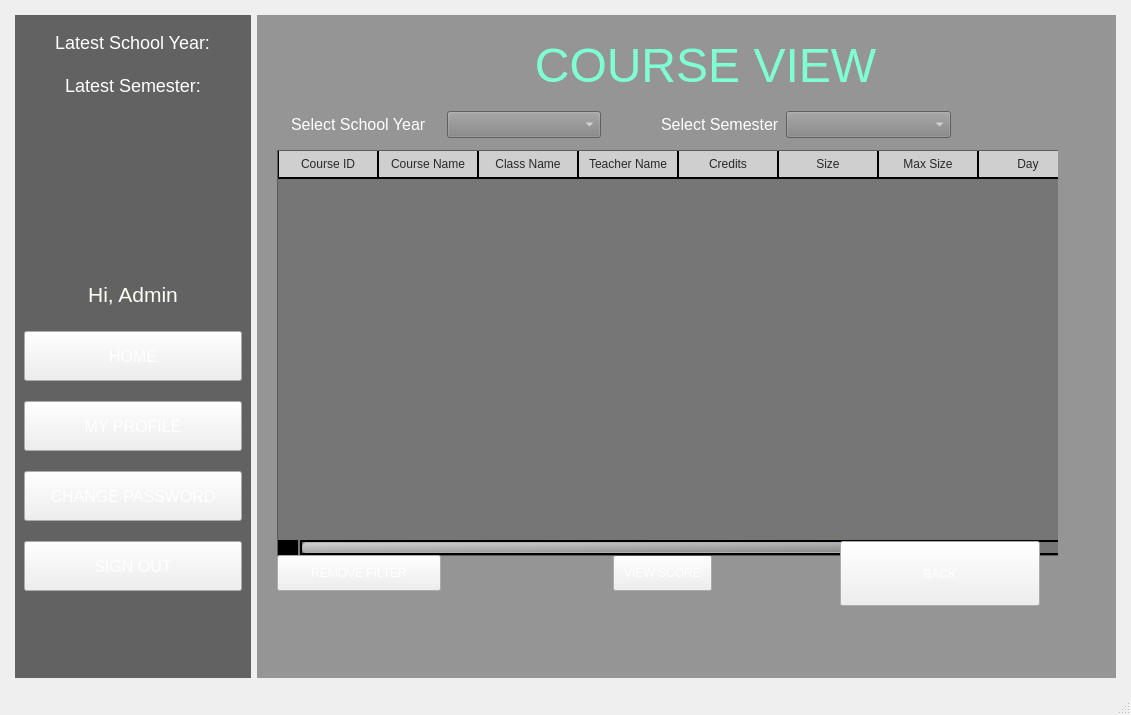
Before: the Qt Designer form StudentManagementSystem/mainwindow.ui in BuhDuy256/Student-Management-GROUP6-KTLT-23CLC03, drawn with Qt 5.
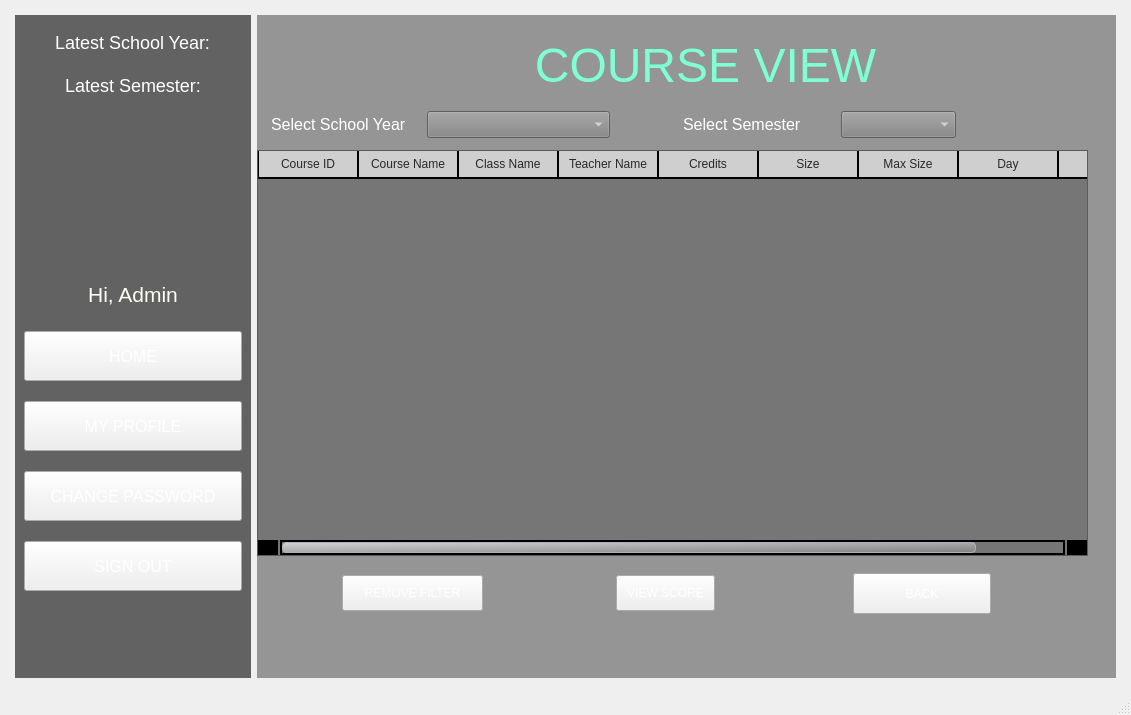
After: the same form once the commit is applied. The open tabs and pages were chosen to show the change. Icons and pictures are not drawn.

Commit message: View course scene

Patch:
```diff
--- a/StudentManagementSystem/mainwindow.ui
+++ b/StudentManagementSystem/mainwindow.ui
@@ -1918,6 +1918,12 @@
         </property>
         <item row="0" column="1">
          <widget class="QStackedWidget" name="stackedWidget_3">
+          <property name="sizePolicy">
+           <sizepolicy hsizetype="MinimumExpanding" vsizetype="MinimumExpanding">
+            <horstretch>0</horstretch>
+            <verstretch>0</verstretch>
+           </sizepolicy>
+          </property>
           <property name="styleSheet">
            <string notr="true">#AdHome{
         background-color: rgba(0, 0, 0, 96);
@@ -4733,12 +4739,18 @@
            <widget class="QStackedWidget" name="stackedWidget_5">
             <property name="geometry">
              <rect>
-              <x>20</x>
+              <x>0</x>
               <y>90</y>
-              <width>781</width>
-              <height>501</height>
+              <width>901</width>
+              <height>521</height>
              </rect>
             </property>
+            <property name="sizePolicy">
+             <sizepolicy hsizetype="MinimumExpanding" vsizetype="MinimumExpanding">
+              <horstretch>0</horstretch>
+              <verstretch>0</verstretch>
+             </sizepolicy>
+            </property>
             <property name="styleSheet">
              <string notr="true"/>
             </property>
@@ -4759,41 +4771,55 @@
               <property name="bottomMargin">
                <number>0</number>
               </property>
-              <item row="2" column="6" colspan="2" alignment="Qt::AlignHCenter">
-               <widget class="QPushButton" name="button_viewStudent">
+              <item row="3" column="16">
+               <spacer name="horizontalSpacer_5">
+                <property name="orientation">
+                 <enum>Qt::Horizontal</enum>
+                </property>
+                <property name="sizeType">
+                 <enum>QSizePolicy::Preferred</enum>
+                </property>
+                <property name="sizeHint" stdset="0">
+                 <size>
+                  <width>40</width>
+                  <height>20</height>
+                 </size>
+                </property>
+               </spacer>
+              </item>
+              <item row="3" column="8">
+               <widget class="QPushButton" name="button_back_11">
+                <property name="sizePolicy">
+                 <sizepolicy hsizetype="MinimumExpanding" vsizetype="Fixed">
+                  <horstretch>0</horstretch>
+                  <verstretch>0</verstretch>
+                 </sizepolicy>
+                </property>
+                <property name="minimumSize">
+                 <size>
+                  <width>200</width>
+                  <height>65</height>
+                 </size>
+                </property>
+                <property name="maximumSize">
+                 <size>
+                  <width>200</width>
+                  <height>65</height>
+                 </size>
+                </property>
                 <property name="styleSheet">
-                 <string notr="true">padding: 10px</string>
+                 <string notr="true">margin: 12px;
+margin-right: 50px;</string>
                 </property>
                 <property name="text">
-                 <string>VIEW SCORE</string>
+                 <string>BACK</string>
                 </property>
                </widget>
               </item>
-              <item row="0" column="9" colspan="2">
-               <widget class="QComboBox" name="box_selectSem">
-                <property name="font">
-                 <font>
-                  <pointsize>-1</pointsize>
-                 </font>
-                </property>
-                <property name="styleSheet">
-                 <string notr="true">QComboBox {
-	font-size: 16px;
-	border-image: url(:/background/button.png);
-	background-color: rgb(133, 133, 133);
-	color: #F5F0F0;
-}
-
-QComboBox::hover {
- 	color: #292727
-}</string>
-                </property>
-               </widget>
-              </item>
-              <item row="0" column="3" colspan="3">
+              <item row="0" column="2" colspan="3">
                <widget class="QComboBox" name="box_selectSY_2">
                 <property name="sizePolicy">
-                 <sizepolicy hsizetype="Preferred" vsizetype="Fixed">
+                 <sizepolicy hsizetype="Expanding" vsizetype="Fixed">
                   <horstretch>0</horstretch>
                   <verstretch>0</verstretch>
                  </sizepolicy>
@@ -4817,10 +4843,10 @@
                 </property>
                </widget>
               </item>
-              <item row="1" column="0" colspan="13">
+              <item row="1" column="0" colspan="17">
                <widget class="QTableWidget" name="table_course">
                 <property name="sizePolicy">
-                 <sizepolicy hsizetype="Preferred" vsizetype="Preferred">
+                 <sizepolicy hsizetype="Fixed" vsizetype="Fixed">
                   <horstretch>0</horstretch>
                   <verstretch>0</verstretch>
                  </sizepolicy>
@@ -4967,46 +4993,90 @@
                 </column>
                </widget>
               </item>
-              <item row="0" column="0" colspan="3">
-               <widget class="QLabel" name="label">
-                <property name="sizePolicy">
-                 <sizepolicy hsizetype="MinimumExpanding" vsizetype="Preferred">
-                  <horstretch>0</horstretch>
-                  <verstretch>0</verstretch>
-                 </sizepolicy>
+              <item row="3" column="0">
+               <spacer name="horizontalSpacer_4">
+                <property name="orientation">
+                 <enum>Qt::Horizontal</enum>
                 </property>
-                <property name="font">
-                 <font>
-                  <pointsize>12</pointsize>
-                 </font>
+                <property name="sizeType">
+                 <enum>QSizePolicy::Preferred</enum>
                 </property>
-                <property name="styleSheet">
-                 <string notr="true">color: white;
-padding: 10px;
-</string>
+                <property name="sizeHint" stdset="0">
+                 <size>
+                  <width>40</width>
+                  <height>20</height>
+                 </size>
                 </property>
-                <property name="text">
-                 <string>Select School Year</string>
+               </spacer>
+              </item>
+              <item row="3" column="4">
+               <spacer name="horizontalSpacer_6">
+                <property name="orientation">
+                 <enum>Qt::Horizontal</enum>
                 </property>
-               </widget>
+                <property name="sizeType">
+                 <enum>QSizePolicy::MinimumExpanding</enum>
+                </property>
+                <property name="sizeHint" stdset="0">
+                 <size>
+                  <width>40</width>
+                  <height>20</height>
+                 </size>
+                </property>
+               </spacer>
               </item>
-              <item row="0" column="7" colspan="2">
+              <item row="0" column="6" colspan="2">
                <widget class="QLabel" name="label_2">
+                <property name="sizePolicy">
+                 <sizepolicy hsizetype="Preferred" vsizetype="Fixed">
+                  <horstretch>0</horstretch>
+                  <verstretch>0</verstretch>
+                 </sizepolicy>
+                </property>
+                <property name="minimumSize">
+                 <size>
+                  <width>264</width>
+                  <height>35</height>
+                 </size>
+                </property>
                 <property name="font">
                  <font>
                   <pointsize>12</pointsize>
                  </font>
                 </property>
                 <property name="styleSheet">
-                 <string notr="true">color:white;</string>
+                 <string notr="true">color:white;
+padding: 10px</string>
                 </property>
                 <property name="text">
                  <string>Select Semester</string>
                 </property>
                </widget>
               </item>
-              <item row="2" column="0" colspan="3">
+              <item row="3" column="7">
+               <spacer name="horizontalSpacer_7">
+                <property name="orientation">
+                 <enum>Qt::Horizontal</enum>
+                </property>
+                <property name="sizeType">
+                 <enum>QSizePolicy::MinimumExpanding</enum>
+                </property>
+                <property name="sizeHint" stdset="0">
+                 <size>
+                  <width>40</width>
+                  <height>20</height>
+                 </size>
+                </property>
+               </spacer>
+              </item>
+              <item row="3" column="1" colspan="2">
                <widget class="QPushButton" name="button_removeFilter">
+                <property name="sizePolicy">
+                 <sizepolicy hsizetype="MinimumExpanding" vsizetype="Fixed">
+                  <horstretch>0</horstretch>
+                  <verstretch>0</verstretch>
+                 </sizepolicy>
+                </property>
                 <property name="styleSheet">
                  <string notr="true">padding: 10px;</string>
                 </property>
@@ -5015,31 +5085,85 @@
                 </property>
                </widget>
               </item>
-              <item row="2" column="10" alignment="Qt::AlignRight">
-               <widget class="QPushButton" name="button_back_11">
+              <item row="0" column="0" colspan="2">
+               <widget class="QLabel" name="label">
                 <property name="sizePolicy">
-                 <sizepolicy hsizetype="Preferred" vsizetype="Preferred">
+                 <sizepolicy hsizetype="MinimumExpanding" vsizetype="Fixed">
                   <horstretch>0</horstretch>
                   <verstretch>0</verstretch>
                  </sizepolicy>
                 </property>
-                <property name="minimumSize">
-                 <size>
-                  <width>200</width>
-                  <height>65</height>
-                 </size>
+                <property name="font">
+                 <font>
+                  <pointsize>12</pointsize>
+                 </font>
                 </property>
-                <property name="maximumSize">
+                <property name="styleSheet">
+                 <string notr="true">color: white;
+padding: 10px;
+</string>
+                </property>
+                <property name="text">
+                 <string>Select School Year</string>
+                </property>
+               </widget>
+              </item>
+              <item row="0" column="8">
+               <widget class="QComboBox" name="box_selectSem">
+                <property name="sizePolicy">
+                 <sizepolicy hsizetype="MinimumExpanding" vsizetype="Fixed">
+                  <horstretch>0</horstretch>
+                  <verstretch>0</verstretch>
+                 </sizepolicy>
+                </property>
+                <property name="font">
+                 <font>
+                  <pointsize>-1</pointsize>
+                 </font>
+                </property>
+                <property name="styleSheet">
+                 <string notr="true">QComboBox {
+	font-size: 16px;
+	border-image: url(:/background/button.png);
+	background-color: rgb(133, 133, 133);
+	color: #F5F0F0;
+}
+
+QComboBox::hover {
+ 	color: #292727
+}</string>
+                </property>
+               </widget>
+              </item>
+              <item row="3" column="10">
+               <spacer name="horizontalSpacer_8">
+                <property name="orientation">
+                 <enum>Qt::Horizontal</enum>
+                </property>
+                <property name="sizeType">
+                 <enum>QSizePolicy::MinimumExpanding</enum>
+                </property>
+                <property name="sizeHint" stdset="0">
                  <size>
-                  <width>200</width>
-                  <height>65</height>
+                  <width>40</width>
+                  <height>20</height>
                  </size>
                 </property>
+               </spacer>
+              </item>
+              <item row="3" column="5" colspan="2">
+               <widget class="QPushButton" name="button_viewStudent">
+                <property name="sizePolicy">
+                 <sizepolicy hsizetype="Fixed" vsizetype="Fixed">
+                  <horstretch>0</horstretch>
+                  <verstretch>0</verstretch>
+                 </sizepolicy>
+                </property>
                 <property name="styleSheet">
-                 <string notr="true"/>
+                 <string notr="true">padding: 10px</string>
                 </property>
                 <property name="text">
-                 <string>BACK</string>
+                 <string>VIEW SCORE</string>
                 </property>
                </widget>
               </item>
```
Left out of the diff: 418 changed lines with no effect on the pictures.
